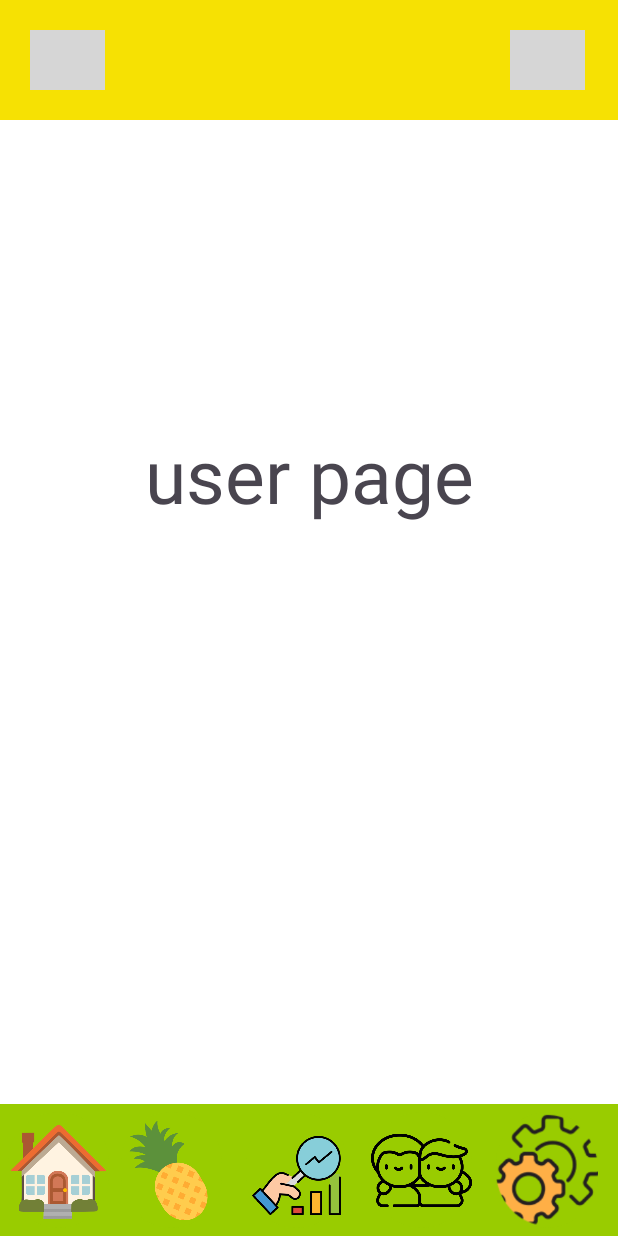
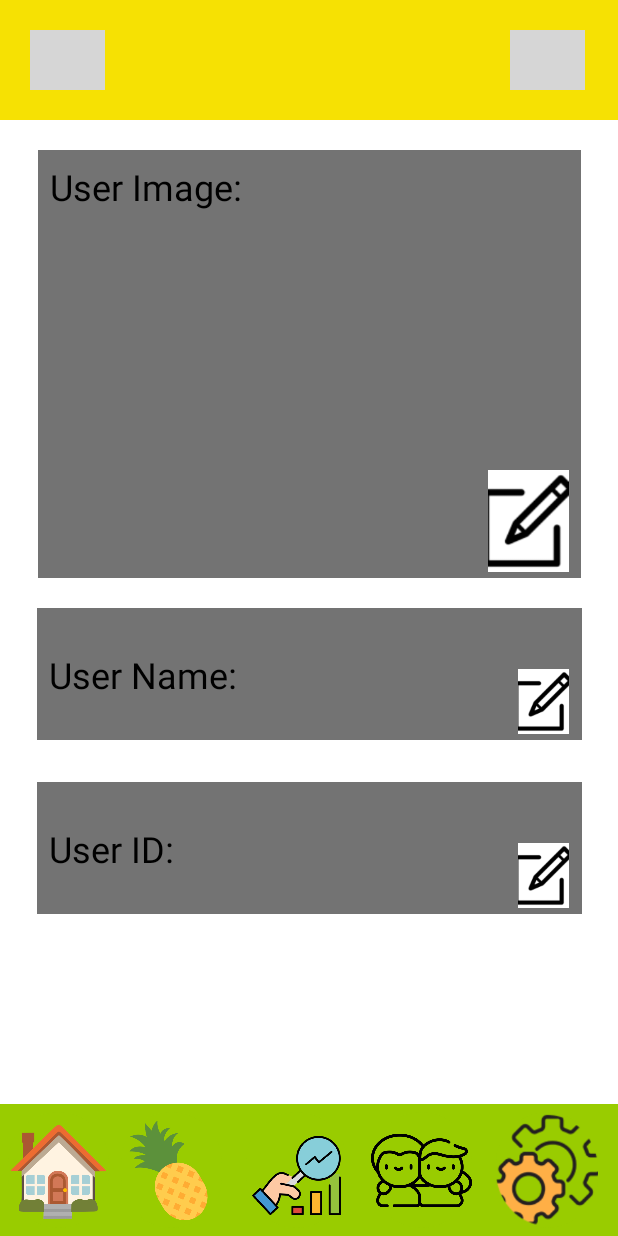
Before and after one commit to snuhcs-course/swpp-2023-project-team-5, an Android app: the UserPageActivity screen opened directly, with no data from a screen before it, on a phone screen of 412 x 824 dp. Run offline under Robolectric (Android 15) with nearby library versions, the phone set to English and light mode, and no system bars; grey boxes are pictures that could not be loaded.

Commit message:
otherPages third commit

```diff
--- a/ImPine/app/src/main/res/layout/user_page.xml
+++ b/ImPine/app/src/main/res/layout/user_page.xml
@@ -99,18 +99,100 @@
             android:background="@drawable/circular_button_green"
             android:scaleType="centerInside"
             android:src="@drawable/set" />
+
+
     </LinearLayout>
 
-    <TextView
-        android:layout_width="219dp"
-        android:layout_height="251dp"
-        android:text="user page"
-        android:textSize="50dp"
-
-        app:layout_constraintBottom_toTopOf="@+id/footerBar"
+    <View
+        android:id="@+id/rectangle1"
+        android:layout_width="362dp"
+        android:layout_height="285dp"
+        android:layout_marginTop="20dp"
+        android:background="@color/gray"
         app:layout_constraintEnd_toEndOf="parent"
         app:layout_constraintStart_toStartOf="parent"
         app:layout_constraintTop_toBottomOf="@+id/headerBar" />
 
 
+    <TextView
+        android:id="@+id/textUserImage"
+        android:layout_width="wrap_content"
+        android:layout_height="wrap_content"
+        android:text="User Image:"
+        android:textSize="24sp"
+        android:textColor="@color/black"
+        app:layout_constraintStart_toStartOf="@+id/rectangle1"
+    app:layout_constraintTop_toTopOf="@+id/rectangle1"
+    android:layout_margin="8dp" />
+
+    <View
+        android:id="@+id/rectangle2"
+        android:layout_width="363dp"
+        android:layout_height="88dp"
+        android:layout_marginTop="20dp"
+        android:background="@color/gray"
+        app:layout_constraintEnd_toEndOf="parent"
+        app:layout_constraintStart_toStartOf="parent"
+        app:layout_constraintTop_toBottomOf="@+id/rectangle1" />
+    <TextView
+        android:id="@+id/textUserName"
+        android:layout_width="wrap_content"
+        android:layout_height="wrap_content"
+        android:text="User Name:"
+        android:textSize="24sp"
+        android:textColor="@color/black"
+        app:layout_constraintStart_toStartOf="@+id/rectangle2"
+        app:layout_constraintTop_toTopOf="@+id/rectangle2"
+        app:layout_constraintBottom_toBottomOf="@+id/rectangle2"
+        android:layout_margin="8dp" />
+
+    <View
+        android:id="@+id/rectangle3"
+        android:layout_width="363dp"
+        android:layout_height="88dp"
+        android:layout_marginTop="28dp"
+        android:background="@color/gray"
+        app:layout_constraintEnd_toEndOf="parent"
+        app:layout_constraintStart_toStartOf="parent"
+        app:layout_constraintTop_toBottomOf="@+id/rectangle2" />
+    <TextView
+        android:id="@+id/textUserID"
+        android:layout_width="wrap_content"
+        android:layout_height="wrap_content"
+        android:text="User ID:"
+        android:textSize="24sp"
+        android:textColor="@color/black"
+        app:layout_constraintStart_toStartOf="@+id/rectangle3"
+        app:layout_constraintTop_toTopOf="@+id/rectangle3"
+        app:layout_constraintBottom_toBottomOf="@+id/rectangle3"
+        android:layout_margin="8dp" />
+
+    <ImageView
+        android:id="@+id/editImage1"
+        android:layout_width="62dp"
+        android:layout_height="68dp"
+        android:layout_margin="4dp"
+        android:src="@drawable/edit"
+        app:layout_constraintBottom_toBottomOf="@+id/rectangle1"
+        app:layout_constraintEnd_toEndOf="@+id/rectangle1" />
+
+    <ImageView
+        android:id="@+id/editImage2"
+        android:layout_width="43dp"
+        android:layout_height="43dp"
+        android:layout_margin="4dp"
+        android:src="@drawable/edit"
+        app:layout_constraintBottom_toBottomOf="@+id/rectangle2"
+        app:layout_constraintEnd_toEndOf="@+id/rectangle2" />
+    <ImageView
+        android:id="@+id/editImage3"
+        android:layout_width="43dp"
+        android:layout_height="43dp"
+        android:layout_margin="4dp"
+        android:src="@drawable/edit"
+        app:layout_constraintBottom_toBottomOf="@+id/rectangle3"
+        app:layout_constraintEnd_toEndOf="@+id/rectangle3" />
+
+
+
 </androidx.constraintlayout.widget.ConstraintLayout>
```
